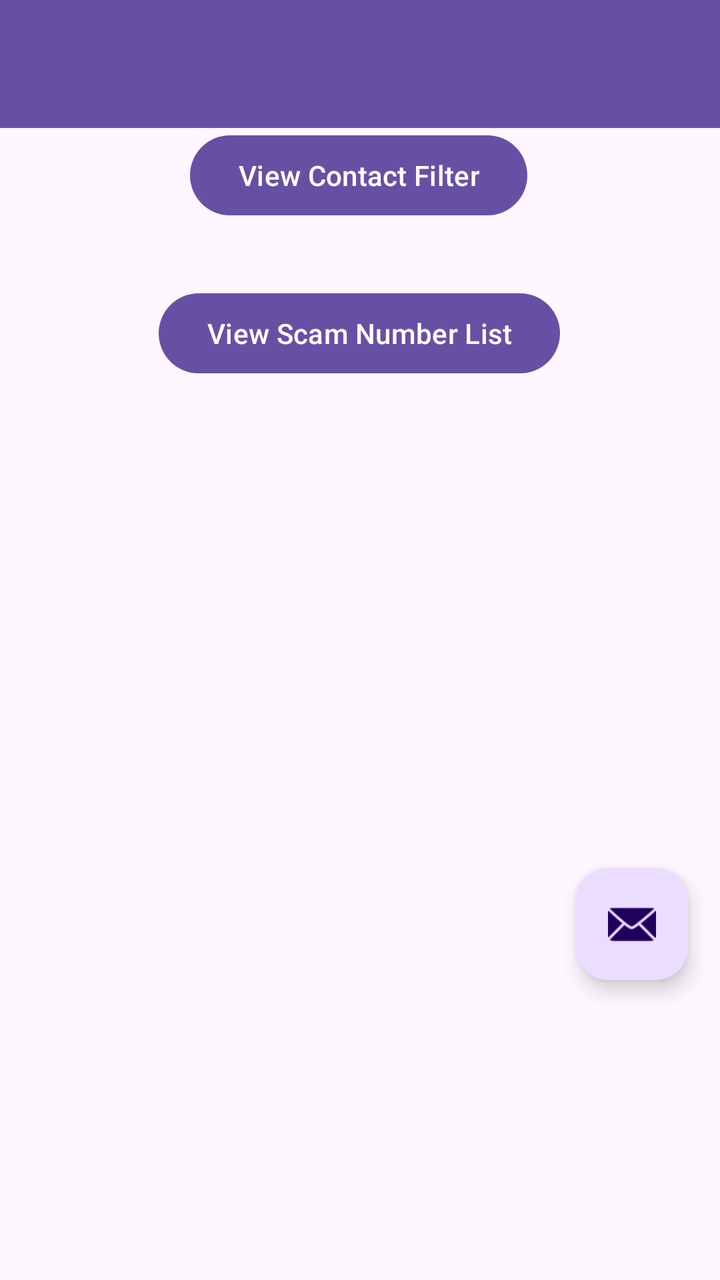
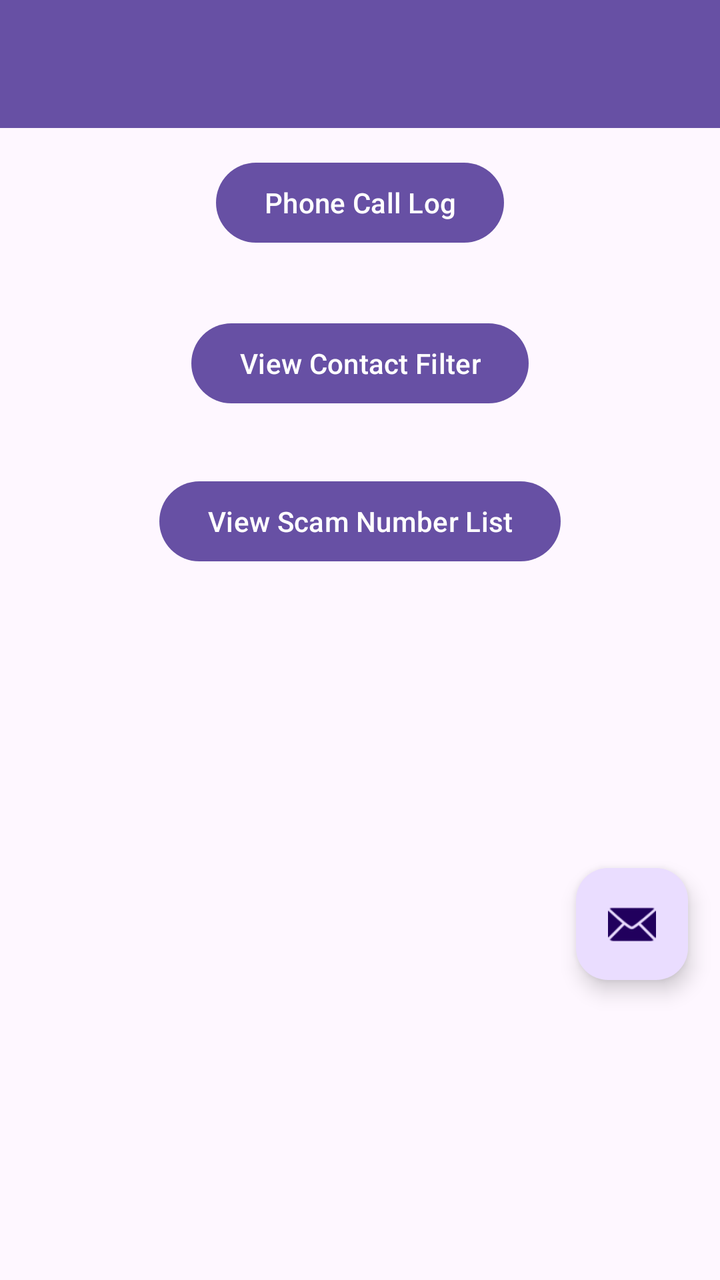

Compare the two renders of this Android layout. The source of the first and the diff that turns it into the second are given below.
<!-- AndroidManifest.xml: application theme Theme.ScamCallDetector -->
<!-- res/layout/activity_app_settings.xml -->
<?xml version="1.0" encoding="utf-8"?>
<androidx.constraintlayout.widget.ConstraintLayout xmlns:android="http://schemas.android.com/apk/res/android"
    xmlns:app="http://schemas.android.com/apk/res-auto"
    xmlns:tools="http://schemas.android.com/tools"
    android:id="@+id/main"
    android:layout_width="match_parent"
    android:layout_height="match_parent"
    tools:context=".AppSettings">

    <include layout="@layout/nav_bars" />

    <androidx.constraintlayout.widget.ConstraintLayout
        android:layout_width="match_parent"
        android:layout_height="match_parent">

        <Button
            android:id="@+id/contact_filter"
            android:layout_width="wrap_content"
            android:layout_height="wrap_content"
            android:layout_marginBottom="31dp"
            android:text="View Contact Filter"
            app:layout_constraintBottom_toTopOf="@+id/view_scam_numbers"
            app:layout_constraintEnd_toEndOf="parent"
            app:layout_constraintHorizontal_bias="0.497"
            app:layout_constraintStart_toStartOf="parent"
            app:layout_constraintTop_toTopOf="parent"
            app:layout_constraintVertical_bias="1.0" />

        <Button
            android:id="@+id/view_scam_numbers"
            android:layout_width="wrap_content"
            android:layout_height="wrap_content"
            android:text="View Scam Number List"
            app:layout_constraintBottom_toBottomOf="parent"
            app:layout_constraintEnd_toEndOf="parent"
            app:layout_constraintHorizontal_bias="0.497"
            app:layout_constraintStart_toStartOf="parent"
            app:layout_constraintTop_toTopOf="parent"
            app:layout_constraintVertical_bias="0.241" />

        <com.google.android.material.floatingactionbutton.FloatingActionButton
            android:id="@+id/fab"
            android:layout_width="wrap_content"
            android:layout_height="wrap_content"
            android:layout_gravity="bottom|end"
            android:layout_marginEnd="@dimen/fab_margin"
            android:layout_marginBottom="150dp"
            app:srcCompat="@android:drawable/ic_dialog_email"
            app:layout_constraintBottom_toBottomOf="parent"
            app:layout_constraintEnd_toEndOf="parent"
            />

        <Button
            android:id="@+id/voicemail_button"
            android:layout_width="wrap_content"
            android:layout_height="wrap_content"
            android:layout_marginTop="80dp"
            android:layout_marginBottom="280dp"
            android:text="View Voicemails"
            android:visibility="gone"
            app:layout_constraintBottom_toBottomOf="parent"
            app:layout_constraintEnd_toEndOf="parent"
            app:layout_constraintHorizontal_bias="0.498"
            app:layout_constraintStart_toStartOf="parent"
            app:layout_constraintTop_toTopOf="@+id/view_scam_numbers"
            app:layout_constraintVertical_bias="0.0" />
    </androidx.constraintlayout.widget.ConstraintLayout>
</androidx.constraintlayout.widget.ConstraintLayout>
<!-- res/layout/nav_bars.xml (included above) -->
<?xml version="1.0" encoding="utf-8"?>
<androidx.constraintlayout.widget.ConstraintLayout xmlns:android="http://schemas.android.com/apk/res/android"
    xmlns:app="http://schemas.android.com/apk/res-auto"
    xmlns:tools="http://schemas.android.com/tools"
    android:layout_width="match_parent"
    android:layout_height="match_parent">

    <androidx.appcompat.widget.Toolbar
        android:id="@+id/toolbar3"
        android:layout_width="match_parent"
        android:layout_height="wrap_content"
        android:background="?attr/colorPrimary"
        android:minHeight="?attr/actionBarSize"
        android:theme="?attr/actionBarTheme"
        app:layout_constraintBottom_toBottomOf="parent"
        app:layout_constraintEnd_toEndOf="parent"
        app:layout_constraintHorizontal_bias="1.0"
        app:layout_constraintStart_toStartOf="parent"
        app:layout_constraintTop_toTopOf="parent"
        app:layout_constraintVertical_bias="0.0" />

    <com.google.android.material.bottomnavigation.BottomNavigationView
        android:id="@+id/bottomNavigationView"
        android:layout_width="match_parent"
        android:layout_height="wrap_content"
        android:layout_marginTop="586dp"
        app:labelVisibilityMode="labeled"
        app:layout_constraintBottom_toBottomOf="parent"
        app:layout_constraintEnd_toEndOf="parent"
        app:layout_constraintHorizontal_bias="0.0"
        app:layout_constraintStart_toStartOf="parent"
        app:layout_constraintTop_toBottomOf="@+id/toolbar3"
        app:layout_constraintVertical_bias="1.0"
        app:menu="@menu/menu_scam_call" />

</androidx.constraintlayout.widget.ConstraintLayout>
<!-- resources referenced by this layout -->
<resources>
  <dimen name="fab_margin">16dp</dimen>
  <style name="Theme.ScamCallDetector" parent="Base.Theme.ScamCallDetector" />
  <style name="Base.Theme.ScamCallDetector" parent="Theme.Material3.DayNight.NoActionBar">
          
          
      </style>
</resources>

<!-- the commit's change to res/layout/activity_app_settings.xml (unified diff, before → after) -->
@@ -14,6 +14,19 @@
         android:layout_height="match_parent">
 
         <Button
+            android:id="@+id/call_log"
+            android:layout_width="wrap_content"
+            android:layout_height="wrap_content"
+            android:layout_marginBottom="31dp"
+            android:text="Phone Call Log"
+            app:layout_constraintBottom_toTopOf="@+id/contact_filter"
+            app:layout_constraintEnd_toEndOf="parent"
+            app:layout_constraintHorizontal_bias="0.5"
+            app:layout_constraintStart_toStartOf="parent"
+            app:layout_constraintTop_toTopOf="parent"
+            app:layout_constraintVertical_bias="0.982" />
+
+        <Button
             android:id="@+id/contact_filter"
             android:layout_width="wrap_content"
             android:layout_height="wrap_content"
@@ -21,9 +34,9 @@
             android:text="View Contact Filter"
             app:layout_constraintBottom_toTopOf="@+id/view_scam_numbers"
             app:layout_constraintEnd_toEndOf="parent"
-            app:layout_constraintHorizontal_bias="0.497"
             app:layout_constraintStart_toStartOf="parent"
             app:layout_constraintTop_toTopOf="parent"
+            app:layout_constraintHorizontal_bias="0.5"
             app:layout_constraintVertical_bias="1.0" />
 
         <Button
@@ -33,10 +46,11 @@
             android:text="View Scam Number List"
             app:layout_constraintBottom_toBottomOf="parent"
             app:layout_constraintEnd_toEndOf="parent"
-            app:layout_constraintHorizontal_bias="0.497"
+            app:layout_constraintHorizontal_bias="0.5"
             app:layout_constraintStart_toStartOf="parent"
             app:layout_constraintTop_toTopOf="parent"
-            app:layout_constraintVertical_bias="0.241" />
+            app:layout_constraintVertical_bias="0.4" />
+
 
         <com.google.android.material.floatingactionbutton.FloatingActionButton
             android:id="@+id/fab"
